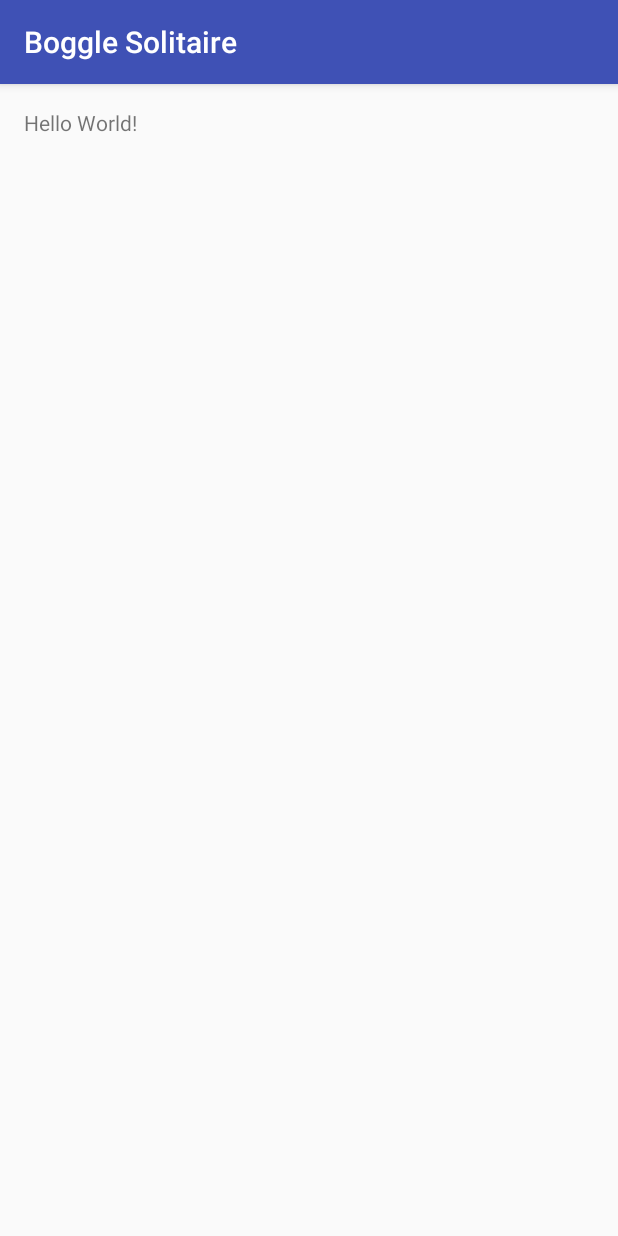
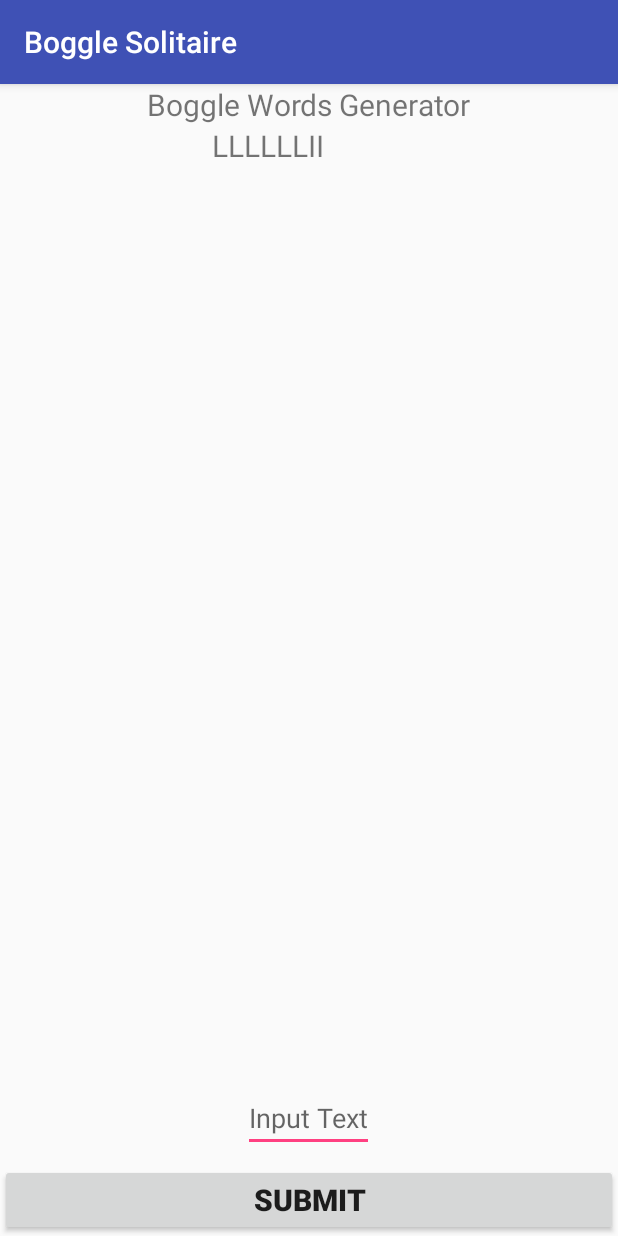
Before and after one commit to amcmerrell/android-boggle, an Android app: the screen it shows after launch (MainActivity), on a phone screen of 412 x 824 dp. Run offline under Robolectric (Android 15) with nearby library versions, the phone set to English and light mode, and no system bars; our stand-ins replace ButterKnife.

Commit message:
add word validator and dispaly correct words.

```diff
--- a/app/build.gradle
+++ b/app/build.gradle
@@ -23,4 +23,5 @@ dependencies {
     compile fileTree(dir: 'libs', include: ['*.jar'])
     testCompile 'junit:junit:4.12'
     compile 'com.android.support:appcompat-v7:24.2.1'
+    compile 'com.jakewharton:butterknife:7.0.1'
 }
--- a/app/src/main/java/com/epicodus/bogglesolitaire/MainActivity.java
+++ b/app/src/main/java/com/epicodus/bogglesolitaire/MainActivity.java
@@ -2,12 +2,127 @@ package com.epicodus.bogglesolitaire;
 
 import android.support.v7.app.AppCompatActivity;
 import android.os.Bundle;
+import android.util.Log;
+import android.view.View;
+import android.widget.ArrayAdapter;
+import android.widget.Button;
+import android.widget.EditText;
+import android.widget.ListView;
+import android.widget.TextView;
+import android.widget.Toast;
 
-public class MainActivity extends AppCompatActivity {
+import java.util.ArrayList;
+import java.util.Random;
+
+import butterknife.Bind;
+import butterknife.ButterKnife;
+
+public class MainActivity extends AppCompatActivity implements View.OnClickListener {
+    @Bind(R.id.submitWordButton) Button mSubmitWordButton;
+    @Bind(R.id.inputWordText) EditText mInputWordText;
+    @Bind(R.id.boggleLettersView) TextView mBoggleLettersView;
+    @Bind(R.id.wordsView) ListView mWordsView;
+
+
+    ArrayList<String> boggleWords = new ArrayList<String>();
+    private String randomLetterString= "";
+    private char[] boggleLetters = new char[8];
+    private char[] alphabet = new char[] {
+          'A', 'B', 'C', 'D', 'E', 'F', 'G', 'H', 'I', 'J', 'K', 'L', 'M', 'N', 'O', 'P', 'Q', 'R', 'S', 'T', 'U', 'V', 'W', 'X', 'Y', 'Z'
+    };
+    private char[] vowel = new char[] {
+            'A', 'E', 'I', 'O', 'U'
+    };
 
     @Override
     protected void onCreate(Bundle savedInstanceState) {
         super.onCreate(savedInstanceState);
         setContentView(R.layout.activity_main);
+        ButterKnife.bind(this);
+        mSubmitWordButton.setOnClickListener(this);
+        this.getLetters();
+        mBoggleLettersView.setText(randomLetterString);
+    }
+    @Override
+    public void onClick(View v){
+        String inputWord = mInputWordText.getText().toString();
+        if ( wordChecker(inputWord)){
+            boggleWords.add(inputWord);
+            ArrayAdapter adapter = new ArrayAdapter(MainActivity.this, android.R.layout.simple_list_item_1, boggleWords);
+            mWordsView.setAdapter(adapter);
+        } else {
+            Toast.makeText(MainActivity.this, "Not Allowed", Toast.LENGTH_SHORT).show();
+        }
+    }
+
+    public boolean wordChecker(String inputWord){
+        boolean validWord = true;
+        char[] inputLetters = inputWord.toCharArray();
+        char[] removeLetters = boggleLetters.clone();
+
+        for (int j=0; j<inputLetters.length; j++){
+            if(validWord) {
+                int matchedLetter = 0;
+                    for (int i=0; i < removeLetters.length; i++){
+                        if (removeLetters[i] == inputLetters[j]) {
+                            matchedLetter++;
+                            removeLetters[i] = 0;
+                            break;
+                        }
+                    }
+                if(matchedLetter > 0) {
+                    validWord = true;
+                } else {
+                    validWord = false;
+                }
+            }
+        }
+        return validWord;
+    }
+
+    public int randNumber(){
+        Random rand = new Random();
+        int n = rand.nextInt(25);
+        return n;
+    }
+
+    public int randVowel() {
+        Random rand = new Random();
+        return rand.nextInt(4);
+    }
+
+    public boolean checkVowels() {
+        int vowelCounter = 0;
+        for (int i=0; i < boggleLetters.length; i++) {
+            for (int j = 0; j <= 4; j++) {
+                if (boggleLetters[i] == vowel[j]) {
+                    vowelCounter++;
+                }
+            }
+        }
+        if (vowelCounter >=2) {
+            return true;
+        } else {
+            return false;
+        }
+    }
+
+    public void getLetters(){
+        for(int i=0; i<=7; i++){
+            if(i <=5){
+                char letter1 = alphabet[randNumber()];
+                boggleLetters[i] = letter1;
+                Log.v("GetaLetter", boggleLetters.toString());
+            }else {
+                if(checkVowels()) {
+                    char letter2 = alphabet[randNumber()];
+                    boggleLetters[i] = letter2;
+                } else {
+                    char letter2 = vowel[randVowel()];
+                    boggleLetters[i] = letter2;
+                }
+            }
+        }
+        randomLetterString = String.valueOf(boggleLetters);
     }
 }
--- a/app/src/main/res/layout/activity_main.xml
+++ b/app/src/main/res/layout/activity_main.xml
@@ -3,14 +3,54 @@
     xmlns:tools="http://schemas.android.com/tools"
     android:layout_width="match_parent"
     android:layout_height="match_parent"
-    android:paddingBottom="@dimen/activity_vertical_margin"
-    android:paddingLeft="@dimen/activity_horizontal_margin"
-    android:paddingRight="@dimen/activity_horizontal_margin"
-    android:paddingTop="@dimen/activity_vertical_margin"
     tools:context="com.epicodus.bogglesolitaire.MainActivity">
 
     <TextView
         android:layout_width="wrap_content"
         android:layout_height="wrap_content"
-        android:text="Hello World!" />
+        android:text="Boggle Words Generator"
+        android:layout_alignParentTop="true"
+        android:layout_centerHorizontal="true"
+        android:textSize="20sp"
+        android:id="@+id/textView" />
+    <TextView
+        android:layout_width="wrap_content"
+        android:layout_height="wrap_content"
+        android:text="Boggle Letters"
+        android:id="@+id/boggleLettersView"
+        android:layout_below="@+id/textView"
+        android:layout_centerHorizontal="true"
+        android:hint="Boggle Letters"
+        android:textSize="20sp" />
+
+    <EditText
+        android:layout_width="wrap_content"
+        android:layout_height="wrap_content"
+        android:id="@+id/inputWordText"
+        android:hint="Input Text"
+        android:layout_alignParentBottom="true"
+        android:layout_centerHorizontal="true"
+        android:layout_marginBottom="56dp"
+        android:singleLine="true"
+        android:maxLength="8"/>
+
+    <Button
+        android:layout_width="match_parent"
+        android:layout_height="wrap_content"
+        android:text="Submit"
+        android:id="@+id/submitWordButton"
+        android:layout_alignParentBottom="true"
+        android:layout_alignParentLeft="true"
+        android:layout_alignParentStart="true"
+        android:textSize="20sp"
+        android:textStyle="bold" />
+
+    <ListView
+        android:layout_width="wrap_content"
+        android:layout_height="wrap_content"
+        android:id="@+id/wordsView"
+        android:layout_centerHorizontal="true"
+        android:layout_below="@+id/boggleLettersView"
+        android:layout_above="@+id/inputWordText" />
+
 </RelativeLayout>
```
